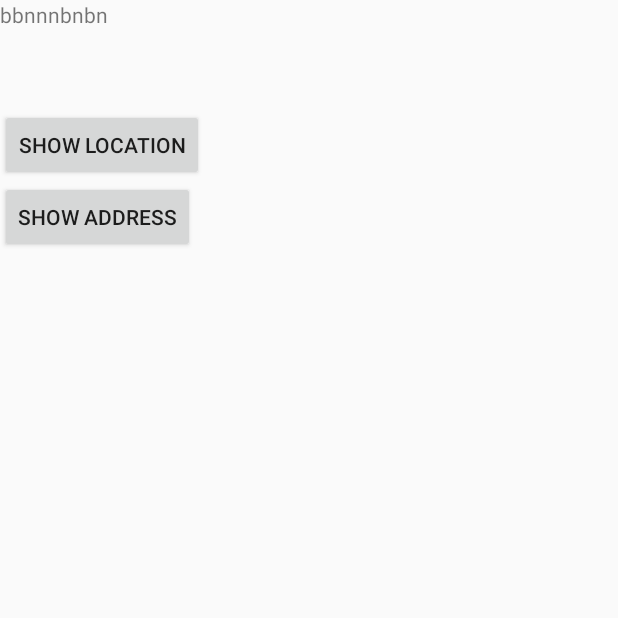
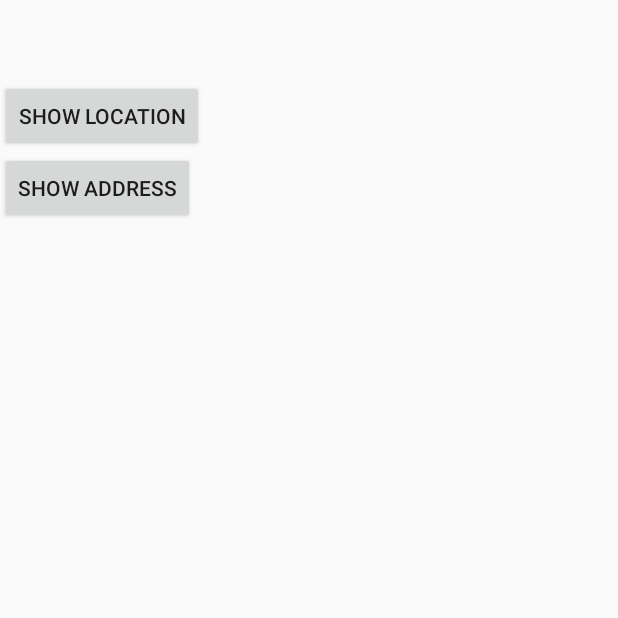
Before and after one commit to athulkrishnauk/Get-location-details-android, an Android app: the screen it shows after launch (MyActivity), on a phone screen of 412 x 824 dp, the top half of it. Run offline under Robolectric (Android 15) with nearby library versions, the phone set to English and light mode, and no system bars.

Commit message:
Update activity_my.xml

```diff
--- a/app/src/main/res/layout/activity_my.xml
+++ b/app/src/main/res/layout/activity_my.xml
@@ -3,12 +3,6 @@
     android:layout_width="match_parent"
     android:layout_height="match_parent"
     tools:context=".MyActivity">
-
-    <TextView
-        android:text="bbnnnbnbn"
-        android:layout_width="wrap_content"
-        android:layout_height="wrap_content"
-        android:id="@+id/textView" />
 
     <Button
         style="?android:attr/buttonStyleSmall"
```
